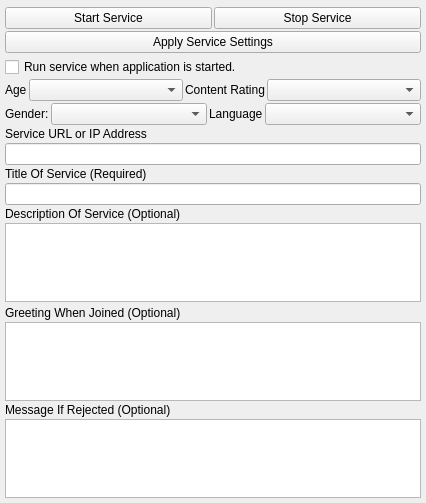
Above: nolimitgui/CommonSrc/Forms/PluginSettingsWidget.ui from nolimitconnect/NoLimitConnect before the change. Below: the same form after it.
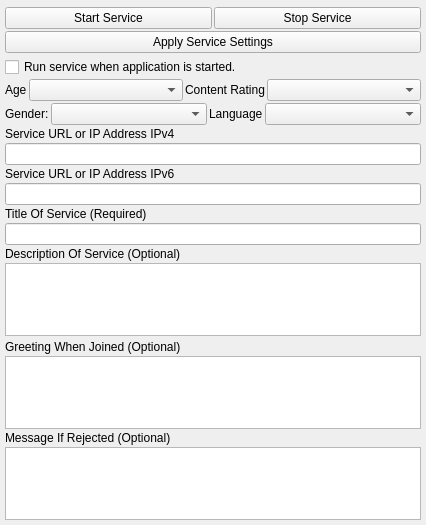
That is the form after the change. Custom widgets are drawn as their Qt base class.

```diff
--- a/nolimitgui/CommonSrc/Forms/PluginSettingsWidget.ui
+++ b/nolimitgui/CommonSrc/Forms/PluginSettingsWidget.ui
@@ -7,7 +7,7 @@
     <x>0</x>
     <y>0</y>
     <width>426</width>
-    <height>503</height>
+    <height>525</height>
    </rect>
   </property>
   <property name="sizePolicy">
@@ -173,7 +173,7 @@
    <item>
     <widget class="QLabel" name="m_UrlDescriptionLabel">
      <property name="text">
-      <string>Service URL or IP Address</string>
+      <string>Service URL or IP Address IPv4</string>
      </property>
     </widget>
    </item>
@@ -184,6 +184,16 @@
      </property>
     </widget>
    </item>
+   <item>
+    <widget class="QLabel" name="m_UrlDescriptionLabelIpv6">
+     <property name="text">
+      <string>Service URL or IP Address IPv6</string>
+     </property>
+    </widget>
+   </item>
+   <item>
+    <widget class="QLineEdit" name="m_UrlEditIpv6"/>
+   </item>
    <item>
     <widget class="QLabel" name="m_UserDisplayedNameLabel">
      <property name="text">
```
Left out of the diff: 4 changed lines with no effect on the pictures.
